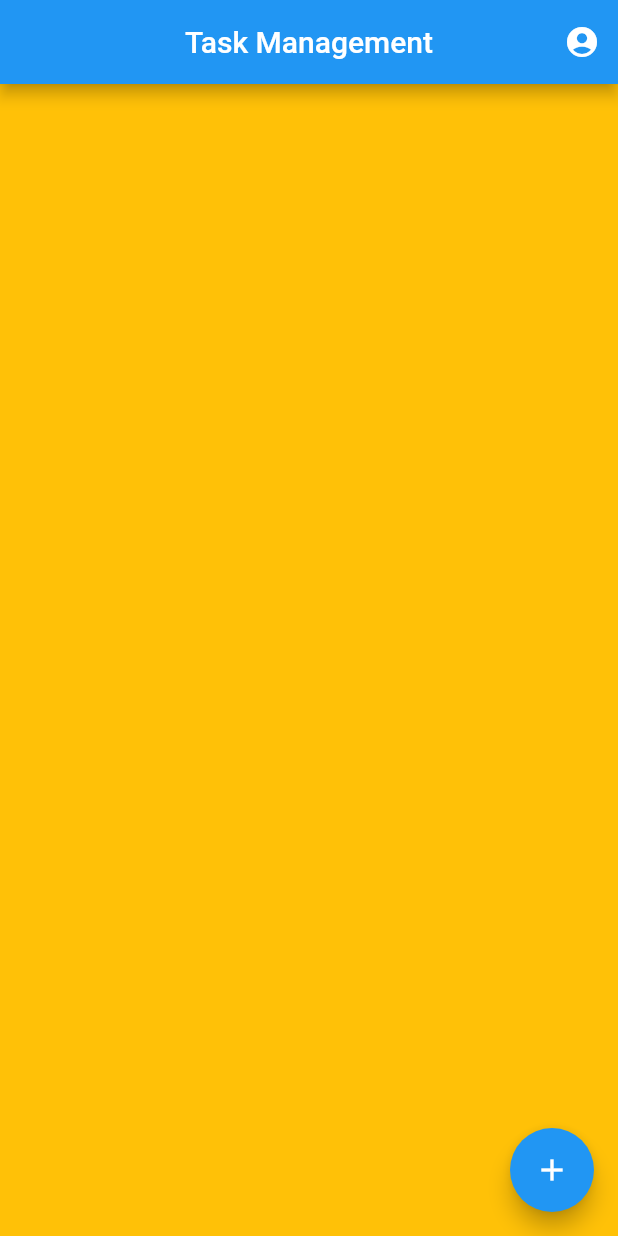
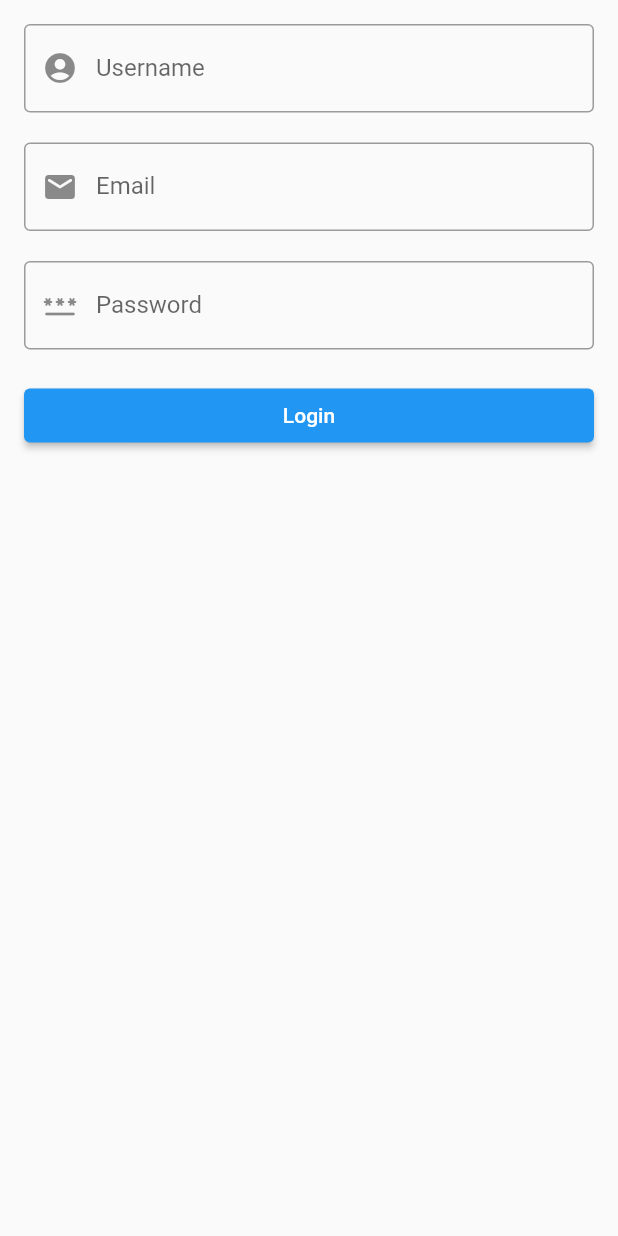
Before and after one commit to joshuapurbaa/task_management_app, a Flutter app: the screen it shows after launch, on a phone screen of 412 x 824 dp. Run offline on Flutter 3.47's test engine with Material 2 defaults, Android fonts, the phone set to English and light mode, and no system bars; our stand-ins replace email_validator, google_fonts, shared_preferences.

Commit message:
add-login

```diff
--- a/lib/main.dart
+++ b/lib/main.dart
@@ -1,6 +1,7 @@
 import 'package:flutter/material.dart';
 import 'package:provider/provider.dart';
 import 'package:task_management_2/models/task_manager.dart';
+import 'package:task_management_2/screens/login_screen.dart';
 import 'screens/task_screen.dart';
 
 void main() {
@@ -21,10 +22,13 @@ class MyApp extends StatelessWidget {
           create: (context) => TaskManager(),
         ),
       ],
-      child: const MaterialApp(
+      child: MaterialApp(
         debugShowCheckedModeBanner: false,
         title: 'Task Management',
-        home: TaskScreen(),
+        routes: {
+          '/': (context) => const LoginScreen(),
+          '/taskScreen': (context) => const TaskScreen(),
+        },
       ),
     );
   }
--- /dev/null
+++ b/lib/screens/login_screen.dart
@@ -0,0 +1,133 @@
+// TODO 25: add login_screen and add shared_preference package
+import 'package:email_validator/email_validator.dart';
+import 'package:flutter/material.dart';
+import 'package:shared_preferences/shared_preferences.dart';
+import 'package:task_management_2/screens/task_screen.dart';
+
+class LoginScreen extends StatefulWidget {
+  const LoginScreen({Key? key}) : super(key: key);
+
+  @override
+  _LoginScreenState createState() => _LoginScreenState();
+}
+
+class _LoginScreenState extends State<LoginScreen> {
+  final formKey = GlobalKey<FormState>();
+  // TODO1:
+  final _nameController = TextEditingController();
+  final _emailController = TextEditingController();
+  final _passwordController = TextEditingController();
+
+  late SharedPreferences logindata;
+  late bool newUser;
+
+  @override
+  void initState() {
+    super.initState();
+    checkLogin();
+  }
+
+  void checkLogin() async {
+    logindata = await SharedPreferences.getInstance();
+    newUser = logindata.getBool('login') ?? true;
+
+    if (newUser == false) {
+      Navigator.pushAndRemoveUntil(
+          context,
+          MaterialPageRoute(
+            builder: (context) => const TaskScreen(),
+          ),
+          (route) => false);
+    }
+  }
+
+  @override
+  Widget build(BuildContext context) {
+    return Scaffold(
+        body: Container(
+      padding: const EdgeInsets.all(16),
+      child: Form(
+        autovalidateMode: AutovalidateMode.onUserInteraction,
+        key: formKey,
+        child: ListView(
+          children: [
+            TextFormField(
+              controller: _nameController,
+              decoration: const InputDecoration(
+                prefixIcon: Icon(Icons.account_circle_rounded),
+                labelText: 'Username',
+                border: OutlineInputBorder(),
+              ),
+              validator: (value) {
+                if (value != null && value.length < 4) {
+                  return 'Enter at least 4 characters';
+                } else {
+                  return null; //form is valid
+                }
+              },
+            ),
+            const SizedBox(
+              height: 20,
+            ),
+            TextFormField(
+              controller: _emailController,
+              decoration: const InputDecoration(
+                prefixIcon: Icon(Icons.email_rounded),
+                labelText: 'Email',
+                border: OutlineInputBorder(),
+              ),
+              validator: (email) {
+                // 5 install package email_validator
+                if (email != null && !EmailValidator.validate(email)) {
+                  return 'Enter a valid email';
+                } else {
+                  return null; //form is valid
+                }
+              },
+            ),
+            const SizedBox(
+              height: 20,
+            ),
+            TextFormField(
+              controller: _passwordController,
+              obscureText: true,
+              decoration: const InputDecoration(
+                prefixIcon: Icon(Icons.password_rounded),
+                labelText: 'Password',
+                border: OutlineInputBorder(),
+              ),
+              validator: (value) {
+                if (value != null && value.length < 5) {
+                  return 'Enter min. 5 characters';
+                } else {
+                  return null; //form is valid
+                }
+              },
+            ),
+            const SizedBox(
+              height: 20,
+            ),
+            ElevatedButton(
+              onPressed: () {
+                final isValidForm = formKey.currentState!.validate();
+
+                String username = _nameController.text;
+                if (isValidForm) {
+                  logindata.setBool('login', false);
+                  logindata.setString('username', username);
+                  Navigator.pushAndRemoveUntil(
+                      context,
+                      MaterialPageRoute(
+                        builder: (context) => const TaskScreen(),
+                      ),
+                      (route) => false);
+                }
+              },
+              child: const Text('Login'),
+            ),
+          ],
+        ),
+      ),
+    ));
+  }
+}
--- a/lib/screens/task_item_screen.dart
+++ b/lib/screens/task_item_screen.dart
@@ -1,6 +1,7 @@
 // TODO 8: Membuat task item screen, membuat properti dan constructor
 
 import 'package:flutter/material.dart';
+import 'package:google_fonts/google_fonts.dart';
 import 'package:task_management_2/models/task_model.dart';
 import 'package:uuid/uuid.dart';
 
@@ -39,7 +40,7 @@ class _TaskItemScreenState extends State<TaskItemScreen> {
   Widget build(BuildContext context) {
     return Scaffold(
       appBar: AppBar(
-        title: const Text('Create Task'),
+        title: Text('Create Task', style: GoogleFonts.poppins()),
       ),
       body: Padding(
         padding: const EdgeInsets.all(16),
@@ -64,7 +65,13 @@ class _TaskItemScreenState extends State<TaskItemScreen> {
     return Column(
       crossAxisAlignment: CrossAxisAlignment.start,
       children: [
-        const Text('Task title'),
+        Text(
+          'Task title',
+          style: GoogleFonts.poppins(
+            fontSize: 18,
+            fontWeight: FontWeight.w500,
+          ),
+        ),
         const SizedBox(
           height: 8,
         ),
@@ -93,7 +100,10 @@ class _TaskItemScreenState extends State<TaskItemScreen> {
 
   Widget buildButton() {
     return ElevatedButton(
-      child: const Text('Create Task'),
+      child: Text(
+        'Create Task',
+        style: GoogleFonts.poppins(fontWeight: FontWeight.w500),
+      ),
       onPressed: () {
         // TODO 14: add callback handler
         // TODO 15: add package uuid
--- a/lib/screens/task_screen.dart
+++ b/lib/screens/task_screen.dart
@@ -1,4 +1,5 @@
 import 'package:flutter/material.dart';
+import 'package:google_fonts/google_fonts.dart';
 import 'package:provider/provider.dart';
 import 'package:task_management_2/components/profile_sheet.dart';
 import 'package:task_management_2/models/task_manager.dart';
@@ -15,7 +16,10 @@ class TaskScreen extends StatelessWidget {
   Widget build(BuildContext context) {
     return Scaffold(
       appBar: AppBar(
-        title: const Text('Task Management'),
+        title: Text(
+          'Task Management',
+          style: GoogleFonts.poppins(),
+        ),
         centerTitle: true,
         // TODO 18: buat bottom sheet
         actions: [
--- a/pubspec.yaml
+++ b/pubspec.yaml
@@ -31,6 +31,9 @@ dependencies:
     sdk: flutter
   provider: ^6.0.2
   uuid: ^3.0.5
+  google_fonts: ^2.2.0
+  shared_preferences: ^2.0.12
+  email_validator: ^2.0.1
 
 
   # The following adds the Cupertino Icons font to your application.
```
Also changed, not shown: lib/components/profile_sheet.dart (+126 -9 lines), lib/components/task_item_card.dart (+23 -4 lines), lib/screens/empty_task_screen.dart (+27 -1 lines), assets/empty_background.png (added), assets/profile_pic.jpg (added), pubspec.lock.
